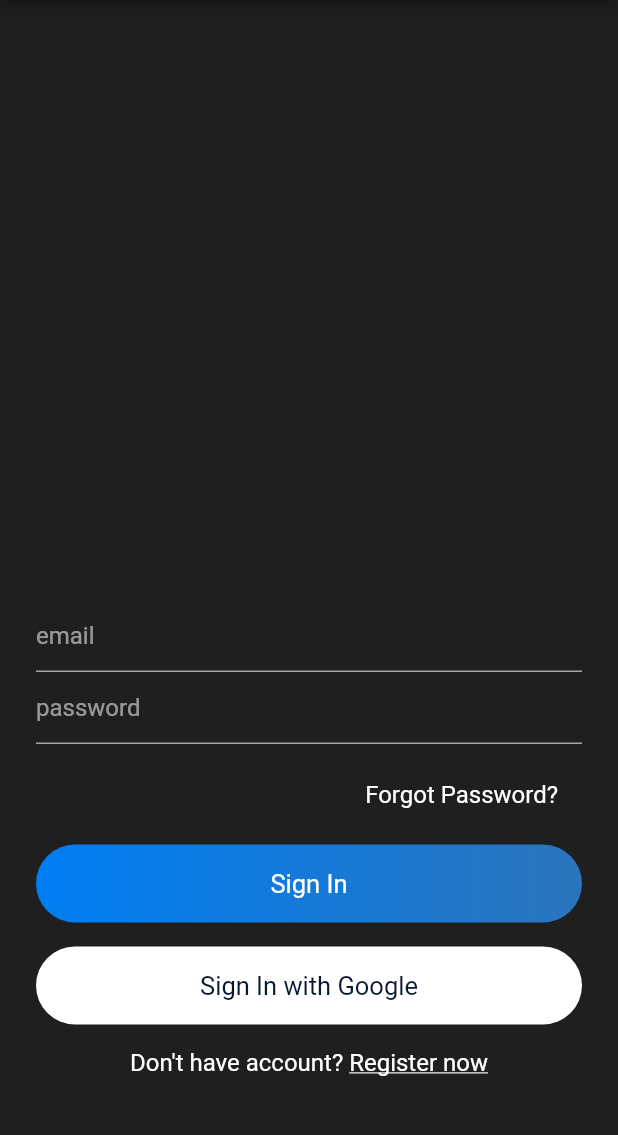
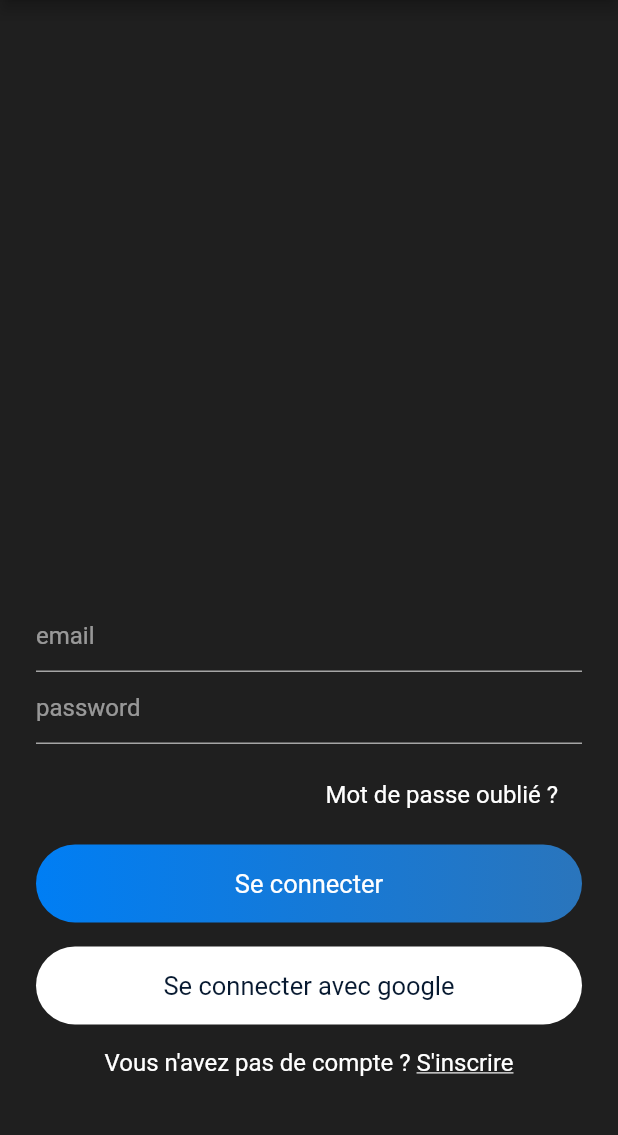
Before and after one commit to Raalii/messagerie_app, a Flutter app: the screen it shows after launch, on a phone screen of 412 x 824 dp, the part 84-1219 px from its top. Run offline on Flutter 3.47's test engine with Material 2 defaults, Android fonts, the phone set to English and light mode, and no system bars; our stand-ins replace cloud_firestore, file_picker, firebase_auth, firebase_core, firebase_storage, shared_preferences; accounts and stored records are empty; Roboto replaces fonts that are missing (OverpassRegular).

Commit message:
last commit to the  versioné

```diff
--- a/lib/helper/constants.dart
+++ b/lib/helper/constants.dart
@@ -1,4 +1,5 @@
 class Constants {
   static String myName = "";
   static String uid = "";
+  static String email = "";
 }
--- a/lib/helper/helper_functions.dart
+++ b/lib/helper/helper_functions.dart
@@ -31,8 +31,9 @@ class HelperFunctions {
     return chemin;
   }
 
-  static Future<String?> getImageUriOfUserProfile() async {
-    String uid = getUidOfCurrentUser();
+  static Future<String?> getImageUriOfUserProfile(
+      {String uidSearched = ""}) async {
+    String uid = uidSearched.isEmpty ? getUidOfCurrentUser() : uidSearched;
     String downloadURL =
         await FirebaseStorage.instance.ref("images/$uid").getDownloadURL();
 
--- a/lib/views/forgetpassword.dart
+++ b/lib/views/forgetpassword.dart
@@ -17,7 +17,10 @@ class _ForgotPasswordState extends State<ForgotPassword> {
       body: const Center(
         child: Text(
           "Mot de passe sera jamais récupéré !",
-          style: TextStyle(color: Colors.white, fontSize: 20),
+          style: TextStyle(
+            color: Colors.white,
+            fontSize: 20,
+          ),
         ),
       ),
       // floatingActionButton: ,
--- a/lib/views/signin.dart
+++ b/lib/views/signin.dart
@@ -8,6 +8,7 @@ import 'package:messagerie_app/services/database.dart';
 import 'package:messagerie_app/views/chatrooms.dart';
 import 'package:messagerie_app/views/forgetpassword.dart';
 import 'package:messagerie_app/widgets/widget.dart';
+import 'package:messagerie_app/helper/constants.dart';
 
 class SignIn extends StatefulWidget {
   final Function toggleView;
@@ -55,6 +56,13 @@ class _SignInState extends State<SignIn> {
                   ? userInfoSnapshot.docs[0]['userEmail']
                   : '');
 
+          Constants.email = userInfoSnapshot.docs.isNotEmpty
+              ? userInfoSnapshot.docs[0]['userEmail']
+              : '';
+          Constants.myName = userInfoSnapshot.docs.isNotEmpty
+              ? userInfoSnapshot.docs[0]['userName']
+              : '';
+
           Navigator.pushReplacement(context,
               MaterialPageRoute(builder: (context) => const ChatRoom()));
         } else {
@@ -91,7 +99,7 @@ class _SignInState extends State<SignIn> {
                                         r"^[a-zA-Z0-9.a-zA-Z0-9.!#$%&'*+-/=?^_`{|}~]+@[a-zA-Z0-9]+\.[a-zA-Z]+")
                                     .hasMatch(val!)
                                 ? null
-                                : "Please Enter Correct Email";
+                                : "Veuillez entrer une adresse email valide";
                           },
                           controller: emailEditingController,
                           style: simpleTextStyle(),
@@ -102,7 +110,7 @@ class _SignInState extends State<SignIn> {
                           validator: (val) {
                             return val!.length > 6
                                 ? null
-                                : "Enter Password 6+ characters";
+                                : "Votre mot de passe doit contenir plus de 6 caractères";
                           },
                           style: simpleTextStyle(),
                           controller: passwordEditingController,
@@ -129,7 +137,7 @@ class _SignInState extends State<SignIn> {
                             padding: const EdgeInsets.symmetric(
                                 horizontal: 16, vertical: 8),
                             child: Text(
-                              "Forgot Password?",
+                              "Mot de passe oublié ?",
                               style: simpleTextStyle(),
                             )),
                       )
@@ -151,7 +159,7 @@ class _SignInState extends State<SignIn> {
                           )),
                       width: MediaQuery.of(context).size.width,
                       child: Text(
-                        "Sign In",
+                        "Se connecter",
                         style: mediumTextStyle(),
                         textAlign: TextAlign.center,
                       ),
@@ -167,7 +175,7 @@ class _SignInState extends State<SignIn> {
                         color: Colors.white),
                     width: MediaQuery.of(context).size.width,
                     child: Text(
-                      "Sign In with Google",
+                      "Se connecter avec google",
                       style:
                           TextStyle(fontSize: 17, color: CustomTheme.textColor),
                       textAlign: TextAlign.center,
@@ -180,7 +188,7 @@ class _SignInState extends State<SignIn> {
                     mainAxisAlignment: MainAxisAlignment.center,
                     children: [
                       Text(
-                        "Don't have account? ",
+                        "Vous n'avez pas de compte ? ",
                         style: simpleTextStyle(),
                       ),
                       GestureDetector(
@@ -188,7 +196,7 @@ class _SignInState extends State<SignIn> {
                           widget.toggleView();
                         },
                         child: const Text(
-                          "Register now",
+                          "S'inscrire",
                           style: TextStyle(
                               color: Colors.white,
                               fontSize: 16,
--- a/lib/views/signup.dart
+++ b/lib/views/signup.dart
@@ -82,7 +82,7 @@ class _SignUpState extends State<SignUp> {
                           controller: usernameEditingController,
                           validator: (val) {
                             return val!.isEmpty || val.length < 3
-                                ? "Enter Username 3+ characters"
+                                ? "Votre pseudo doit contenir plus de 3 caractères"
                                 : null;
                           },
                           decoration: textFieldInputDecoration("username"),
@@ -95,7 +95,7 @@ class _SignUpState extends State<SignUp> {
                                         r"^[a-zA-Z0-9.a-zA-Z0-9.!#$%&'*+-/=?^_`{|}~]+@[a-zA-Z0-9]+\.[a-zA-Z]+")
                                     .hasMatch(val!)
                                 ? null
-                                : "Enter correct email";
+                                : "Veuillez entrer une adresse email correcte";
                           },
                           decoration: textFieldInputDecoration("email"),
                         ),
@@ -106,7 +106,7 @@ class _SignUpState extends State<SignUp> {
                           controller: passwordEditingController,
                           validator: (val) {
                             return val!.length < 6
-                                ? "Enter Password 6+ characters"
+                                ? "Votre mot de passe doit contenir au moins 7 caractères"
                                 : null;
                           },
                         ),
@@ -129,7 +129,7 @@ class _SignUpState extends State<SignUp> {
                           )),
                       width: MediaQuery.of(context).size.width,
                       child: Text(
-                        "Sign Up",
+                        "S'inscrire",
                         style: mediumTextStyle(),
                         textAlign: TextAlign.center,
                       ),
@@ -145,7 +145,7 @@ class _SignUpState extends State<SignUp> {
                         color: Colors.white),
                     width: MediaQuery.of(context).size.width,
                     child: Text(
-                      "Sign Up with Google",
+                      "S'inscrire avec Google",
                       style:
                           TextStyle(fontSize: 17, color: CustomTheme.textColor),
                       textAlign: TextAlign.center,
@@ -158,7 +158,7 @@ class _SignUpState extends State<SignUp> {
                     mainAxisAlignment: MainAxisAlignment.center,
                     children: [
                       Text(
-                        "Already have an account? ",
+                        "Vous avez déjà un compte? ",
                         style: simpleTextStyle(),
                       ),
                       GestureDetector(
@@ -166,7 +166,7 @@ class _SignUpState extends State<SignUp> {
                           widget.toggleView();
                         },
                         child: const Text(
-                          "SignIn now",
+                          "Se connecter",
                           style: TextStyle(
                               color: Colors.white,
                               fontSize: 16,
```
Also changed, not shown: lib/views/chat.dart (+6 -1 lines), lib/views/chatRooms.dart (+0 -13 lines), lib/views/settings.dart (+25 -15 lines), assets/images/ChatList.png (added), assets/images/ChatPage.png (added), assets/images/ProfilePage.png (added), 1 other file.
